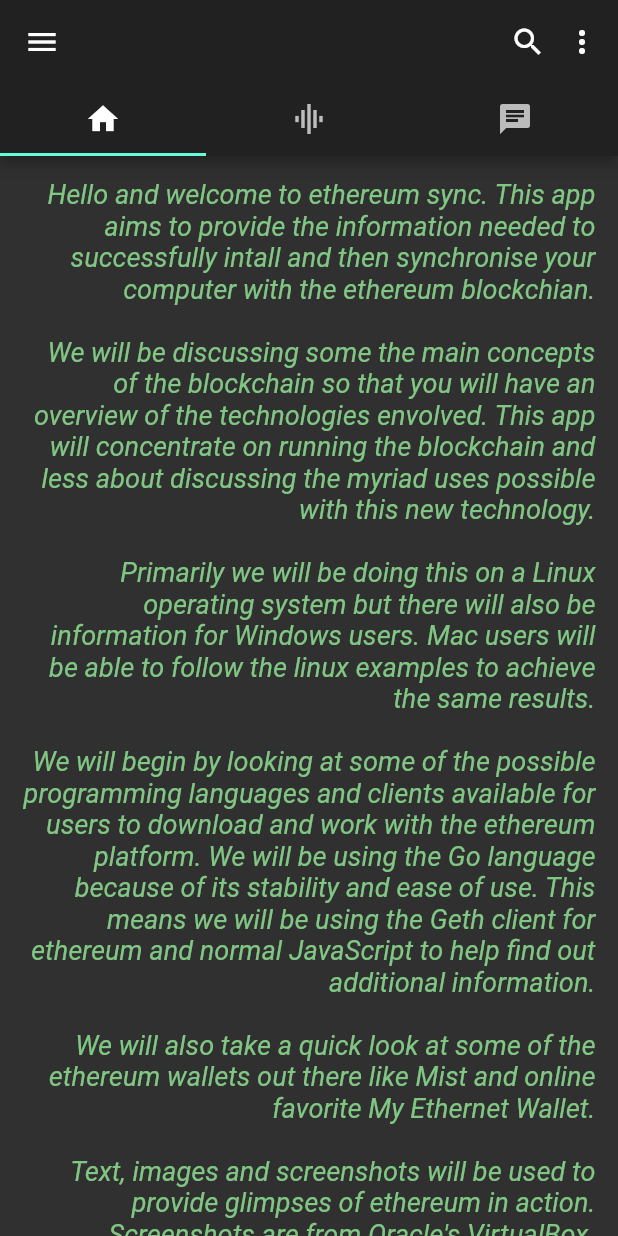
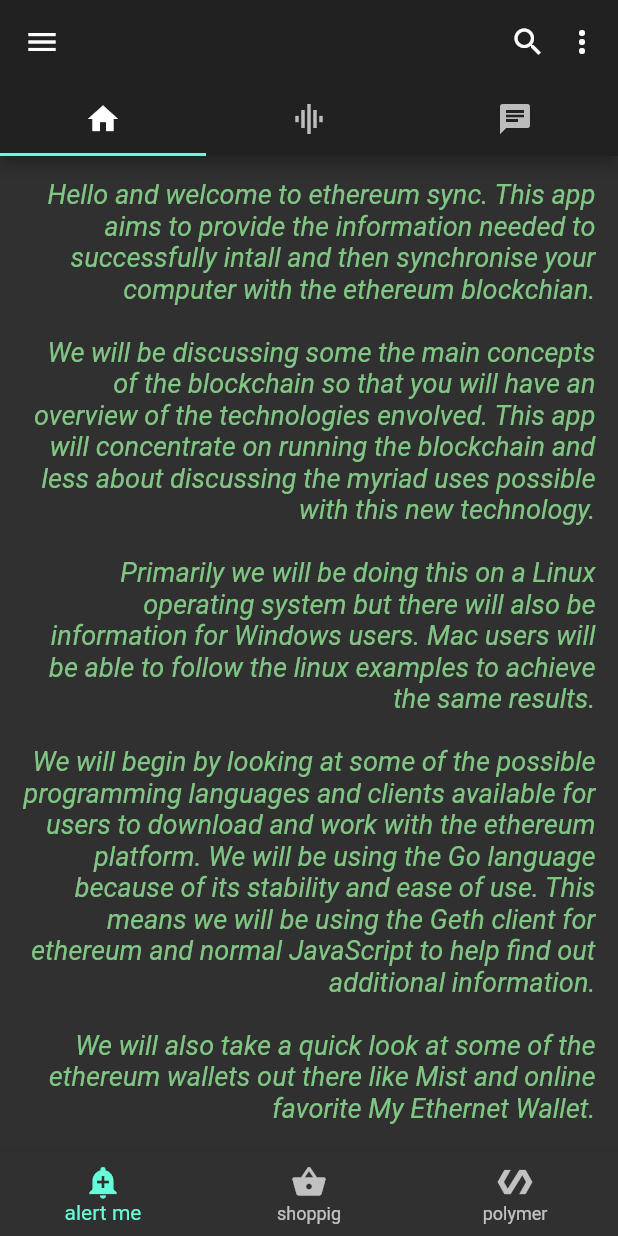
Before and after one commit to lubi888/eth_sync_0_1_1, a Flutter app: the screen it shows after launch, on a phone screen of 412 x 824 dp. Run offline on Flutter 3.47's test engine with Material 2 defaults, Android fonts, the phone set to English and light mode, and no system bars; our stand-ins replace camera, cloud_firestore, qr_flutter, share, transparent_image, video_player; missing offline and left inert: fast_qr_reader_view; accounts and stored records are empty.

Commit message:
BottomeNavBar,ItemsPolymer

```diff
--- a/lib/eth_sync.dart
+++ b/lib/eth_sync.dart
@@ -113,6 +113,7 @@ class _EthSyncPageState extends State<EthSyncPage> {
         child: new Scaffold(
           appBar: _appBar(),
           drawer: _drawer(context),
+          bottomNavigationBar: _bottomNavBar(),
           body: TabBarView(
             children: [
               //Tab 1
@@ -546,6 +547,17 @@ class _EthSyncPageState extends State<EthSyncPage> {
   }
 }
 
+Widget _bottomNavBar() {
+  return new BottomNavigationBar(items: [
+    new BottomNavigationBarItem(
+        icon: new Icon(Icons.add_alert), title: new Text("alert me")),
+    new BottomNavigationBarItem(
+        icon: new Icon(Icons.shopping_basket), title: new Text("shoppig")),
+    new BottomNavigationBarItem(
+        icon: new Icon(Icons.polymer), title: new Text("polymer")),
+  ]);
+}
+
 Widget _appBar() {
   return new AppBar(
     bottom: new TabBar(tabs: [
```
